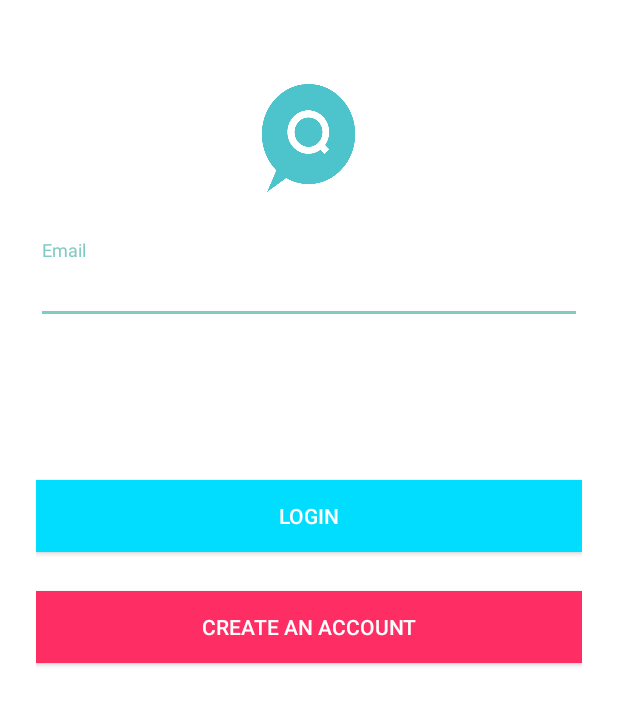
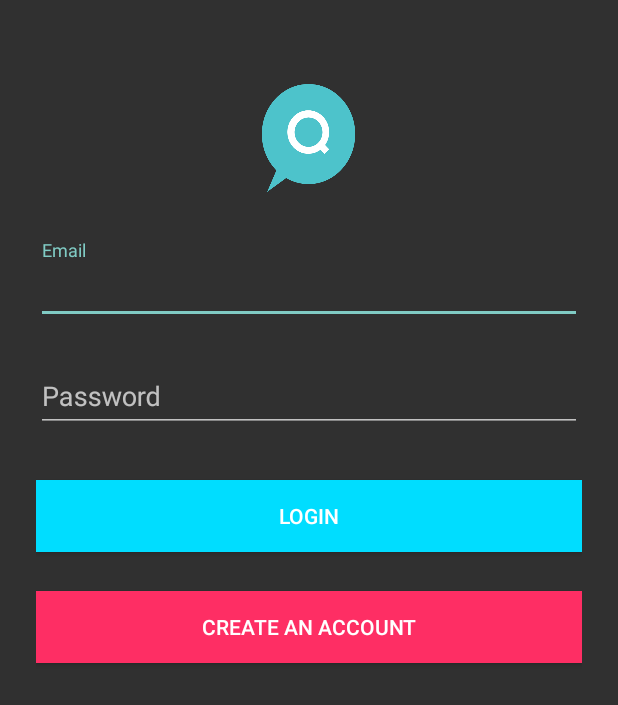
Before and after one commit to A-med/QuizzProject, an Android app: the layout second_screen.xml on its own in the app's theme, with its tools: preview values and no code run, on a phone screen of 412 x 824 dp. Shown: the top 705 px of the screen. Run offline under Robolectric (Android 15) with nearby library versions, the phone set to English and light mode, and no system bars; Roboto replaces fonts that are not available here.

```diff
--- a/app/src/main/res/layout/second_screen.xml
+++ b/app/src/main/res/layout/second_screen.xml
@@ -5,7 +5,7 @@
     android:layout_width="match_parent"
     android:layout_height="match_parent"
     android:id="@+id/root"
-    android:background="@color/white"
+
     >
     <LinearLayout
         android:orientation="vertical"
```
Also changed, not shown: app/src/main/res/layout/activity_sign_up_screen.xml (+6 -3 lines).
